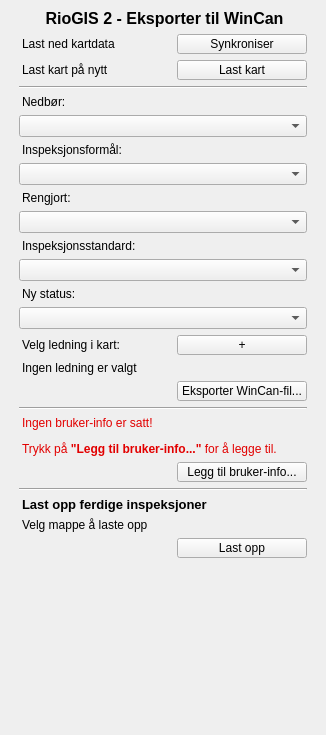
Before: the Qt Designer form riogisoffline/dialog/riogis_dockwidget.ui in vavpp/riogisoffline, drawn with Qt 5.
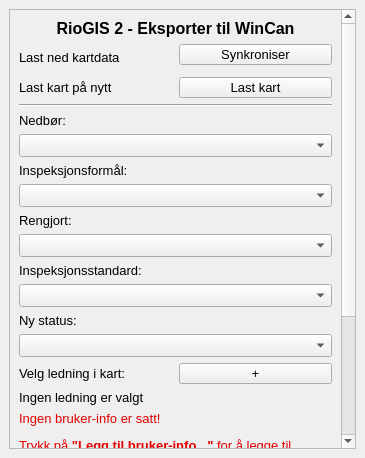
After: the same form once the commit is applied. Custom widgets are drawn as their Qt base class.

Commit message: Minor design and UX improvements

```diff
--- a/riogisoffline/dialog/riogis_dockwidget.ui
+++ b/riogisoffline/dialog/riogis_dockwidget.ui
@@ -6,13 +6,26 @@
    <rect>
     <x>0</x>
     <y>0</y>
-    <width>301</width>
-    <height>735</height>
+    <width>365</width>
+    <height>458</height>
    </rect>
   </property>
+  <property name="minimumSize">
+   <size>
+    <width>365</width>
+    <height>119</height>
+   </size>
+  </property>
+  <property name="maximumSize">
+   <size>
+    <width>524287</width>
+    <height>1250</height>
+   </size>
+  </property>
   <property name="styleSheet">
    <string notr="true">QWidget{
-	margin: 0 10px;
+	margin: 0;
+	font-size: 10pt;
 }
 QPushButton, QComboBox{
  	padding: 2px 4px;
@@ -22,136 +35,181 @@
    <string>gsDockWidget</string>
   </property>
   <widget class="QWidget" name="dockWidgetContents">
+   <layout class="QVBoxLayout" name="verticalLayout">
+    <item>
+     <widget class="QScrollArea" name="scrollArea">
+      <property name="horizontalScrollBarPolicy">
+       <enum>Qt::ScrollBarAsNeeded</enum>
+      </property>
+      <property name="widgetResizable">
+       <bool>true</bool>
+      </property>
+      <widget class="QWidget" name="scrollAreaWidgetContents_3">
+       <property name="geometry">
+        <rect>
+         <x>0</x>
+         <y>0</y>
+         <width>312</width>
+         <height>646</height>
+        </rect>
+       </property>
    <layout class="QGridLayout" name="gridLayout">
-    <item row="13" column="1" colspan="2">
-     <widget class="QLabel" name="lblSelectCleaned">
+        <item row="18" column="0">
+         <widget class="QLabel" name="label">
       <property name="text">
-       <string>Rengjort:</string>
+           <string>Velg ledning i kart:</string>
       </property>
      </widget>
     </item>
-    <item row="2" column="1" colspan="2">
-     <widget class="QLabel" name="label_6">
-      <property name="text">
-       <string>&lt;html&gt;&lt;head/&gt;&lt;body&gt;&lt;p align=&quot;center&quot;&gt;&lt;span style=&quot; font-size:12pt; font-weight:600;&quot;&gt;RioGIS 2 - Eksporter til WinCan&lt;/span&gt;&lt;/p&gt;&lt;/body&gt;&lt;/html&gt;</string>
+        <item row="4" column="0" colspan="2">
+         <widget class="Line" name="line_2">
+          <property name="orientation">
+           <enum>Qt::Horizontal</enum>
       </property>
      </widget>
     </item>
-    <item row="21" column="1" colspan="2">
+        <item row="27" column="0" colspan="2">
      <widget class="QLabel" name="textLedningValgt">
       <property name="text">
        <string>Ingen ledning er valgt</string>
       </property>
      </widget>
     </item>
-    <item row="26" column="1" colspan="2">
-     <widget class="QLabel" name="textBrukerInfo">
+        <item row="7" column="0" colspan="2">
+         <widget class="QLabel" name="lblSelectPurpose">
       <property name="text">
-       <string>&lt;html&gt;&lt;head/&gt;&lt;body&gt;&lt;p&gt;&lt;span style=&quot; color:#e20000;&quot;&gt;Ingen bruker-info er satt! &lt;/span&gt;&lt;/p&gt;&lt;p&gt;&lt;span style=&quot; color:#e20000;&quot;&gt;Trykk på &lt;/span&gt;&lt;span style=&quot; font-weight:600; color:#e20000;&quot;&gt;&amp;quot;Legg til bruker-info...&amp;quot;&lt;/span&gt;&lt;span style=&quot; color:#e20000;&quot;&gt; for å legge til. &lt;/span&gt;&lt;/p&gt;&lt;/body&gt;&lt;/html&gt;</string>
+           <string>Inspeksjonsformål:</string>
       </property>
      </widget>
     </item>
-    <item row="30" column="1">
+        <item row="18" column="1">
+         <widget class="QPushButton" name="btnSelectMapClick">
+          <property name="text">
+           <string>+</string>
+          </property>
+         </widget>
+        </item>
+        <item row="11" column="0" colspan="2">
+         <widget class="QLabel" name="lblSelectStandard">
+          <property name="text">
+           <string>Inspeksjonsstandard:</string>
+          </property>
+         </widget>
+        </item>
+        <item row="34" column="0" colspan="2">
+         <widget class="QLabel" name="label_7">
+          <property name="text">
+           <string>&lt;html&gt;&lt;head/&gt;&lt;body&gt;&lt;p align=&quot;left&quot;&gt;&lt;span style=&quot; font-size:10pt; font-weight:600;&quot;&gt;Last opp ferdige inspeksjoner&lt;/span&gt;&lt;/p&gt;&lt;/body&gt;&lt;/html&gt;</string>
+          </property>
+         </widget>
+        </item>
+        <item row="15" column="0" colspan="2">
+         <widget class="QComboBox" name="cmbSelectStatus"/>
+        </item>
+        <item row="1" column="1">
+         <widget class="QPushButton" name="btnSync">
+          <property name="text">
+           <string>Synkroniser</string>
+          </property>
+         </widget>
+        </item>
+        <item row="10" column="0" colspan="2">
+         <widget class="QComboBox" name="cmbSelectPrewashed"/>
+        </item>
+        <item row="13" column="0" colspan="2">
+         <widget class="QComboBox" name="cmbSelectStandard"/>
+        </item>
+        <item row="6" column="0" colspan="2">
+         <widget class="QComboBox" name="cmbSelectWeather"/>
+        </item>
+        <item row="35" column="0">
      <widget class="QLabel" name="label_5">
       <property name="text">
        <string>Velg mappe å laste opp</string>
       </property>
      </widget>
     </item>
-    <item row="7" column="2">
+        <item row="3" column="1">
      <widget class="QPushButton" name="btnReset">
       <property name="text">
        <string>Last kart</string>
       </property>
      </widget>
     </item>
-    <item row="19" column="2">
-     <widget class="QPushButton" name="btnSelectMapClick">
+        <item row="1" column="0" rowspan="2">
+         <widget class="QLabel" name="label_3">
       <property name="text">
-       <string>+</string>
+           <string>Last ned kartdata</string>
       </property>
      </widget>
     </item>
-    <item row="30" column="2">
+        <item row="28" column="0" colspan="2">
+         <widget class="QLabel" name="textBrukerInfo">
+          <property name="text">
+           <string>&lt;html&gt;&lt;head/&gt;&lt;body&gt;&lt;p&gt;&lt;span style=&quot; color:#e20000;&quot;&gt;Ingen bruker-info er satt! &lt;/span&gt;&lt;/p&gt;&lt;p&gt;&lt;span style=&quot; color:#e20000;&quot;&gt;Trykk på &lt;/span&gt;&lt;span style=&quot; font-weight:600; color:#e20000;&quot;&gt;&amp;quot;Legg til bruker-info...&amp;quot;&lt;/span&gt;&lt;span style=&quot; color:#e20000;&quot;&gt; for å legge til. &lt;/span&gt;&lt;/p&gt;&lt;/body&gt;&lt;/html&gt;</string>
+          </property>
+         </widget>
+        </item>
+        <item row="29" column="0" colspan="2">
+         <widget class="QPushButton" name="btnEksport">
+          <property name="text">
+           <string>Eksporter WinCan-fil...</string>
+          </property>
+         </widget>
+        </item>
+        <item row="31" column="0" colspan="2">
+         <widget class="QPushButton" name="btnSelectSettingsFile">
+          <property name="text">
+           <string>Legg til bruker-info...</string>
+          </property>
+         </widget>
+        </item>
+        <item row="35" column="1">
      <widget class="QgsFileWidget" name="selectUploadDir">
       <property name="storageMode">
        <enum>QgsFileWidget::GetDirectory</enum>
       </property>
      </widget>
     </item>
-    <item row="27" column="2">
-     <widget class="QPushButton" name="btnSelectSettingsFile">
-      <property name="text">
-       <string>Legg til bruker-info...</string>
-      </property>
-     </widget>
-    </item>
-    <item row="11" column="1" colspan="2">
-     <widget class="QLabel" name="lblSelectPurpose">
-      <property name="text">
-       <string>Inspeksjonsformål:</string>
-      </property>
-     </widget>
-    </item>
-    <item row="8" column="1" colspan="2">
-     <widget class="Line" name="line_2">
-      <property name="orientation">
-       <enum>Qt::Horizontal</enum>
-      </property>
-     </widget>
-    </item>
-    <item row="16" column="1" colspan="2">
-     <widget class="QComboBox" name="cmbSelectStandard"/>
-    </item>
-    <item row="12" column="1" colspan="2">
-     <widget class="QComboBox" name="cmbSelectPurpose"/>
-    </item>
-    <item row="9" column="1" colspan="2">
+        <item row="5" column="0" colspan="2">
      <widget class="QLabel" name="lblSelectWeather">
       <property name="text">
        <string>Nedbør:</string>
       </property>
      </widget>
     </item>
-    <item row="15" column="1" colspan="2">
-     <widget class="QLabel" name="lblSelectStandard">
-      <property name="text">
-       <string>Inspeksjonsstandard:</string>
-      </property>
-     </widget>
-    </item>
-    <item row="18" column="1" colspan="2">
-     <widget class="QComboBox" name="cmbSelectStatus"/>
-    </item>
-    <item row="7" column="1">
+        <item row="8" column="0" colspan="2">
+         <widget class="QComboBox" name="cmbSelectPurpose"/>
+        </item>
+        <item row="3" column="0">
      <widget class="QLabel" name="label_4">
       <property name="text">
        <string>Last kart på nytt</string>
       </property>
      </widget>
     </item>
-    <item row="28" column="1" colspan="2">
+        <item row="0" column="0" colspan="2">
+         <widget class="QLabel" name="label_6">
+          <property name="text">
+           <string>&lt;html&gt;&lt;head/&gt;&lt;body&gt;&lt;p align=&quot;center&quot;&gt;&lt;span style=&quot; font-size:12pt; font-weight:600;&quot;&gt;RioGIS 2 - Eksporter til WinCan&lt;/span&gt;&lt;/p&gt;&lt;/body&gt;&lt;/html&gt;</string>
+          </property>
+         </widget>
+        </item>
+        <item row="30" column="0" colspan="2">
+         <widget class="Line" name="line">
+          <property name="orientation">
+           <enum>Qt::Horizontal</enum>
+          </property>
+         </widget>
+        </item>
+        <item row="33" column="0" colspan="2">
      <widget class="Line" name="line_3">
       <property name="orientation">
        <enum>Qt::Horizontal</enum>
       </property>
      </widget>
     </item>
-    <item row="6" column="2">
-     <widget class="QPushButton" name="btnSync">
-      <property name="text">
-       <string>Synkroniser</string>
-      </property>
-     </widget>
-    </item>
-    <item row="19" column="1">
-     <widget class="QLabel" name="label">
-      <property name="text">
-       <string>Velg ledning i kart:</string>
-      </property>
-     </widget>
-    </item>
-    <item row="32" column="1">
+        <item row="39" column="1">
      <spacer name="verticalSpacer">
       <property name="orientation">
        <enum>Qt::Vertical</enum>
@@ -164,41 +222,28 @@
       </property>
      </spacer>
     </item>
-    <item row="17" column="1" colspan="2">
+        <item row="14" column="0" colspan="2">
      <widget class="QLabel" name="label_2">
       <property name="text">
        <string>Ny status:</string>
       </property>
      </widget>
     </item>
-    <item row="10" column="1" colspan="2">
-     <widget class="QComboBox" name="cmbSelectWeather"/>
-    </item>
-    <item row="31" column="2">
+        <item row="38" column="1">
      <widget class="QPushButton" name="btnUpload">
       <property name="text">
        <string>Last opp</string>
       </property>
      </widget>
     </item>
-    <item row="22" column="2">
-     <widget class="QPushButton" name="btnEksport">
+        <item row="9" column="0" colspan="2">
+         <widget class="QLabel" name="lblSelectCleaned">
       <property name="text">
-       <string>Eksporter WinCan-fil...</string>
+           <string>Rengjort:</string>
       </property>
      </widget>
     </item>
-    <item row="14" column="1" colspan="2">
-     <widget class="QComboBox" name="cmbSelectPrewashed"/>
-    </item>
-    <item row="24" column="1" colspan="2">
-     <widget class="Line" name="line">
-      <property name="orientation">
-       <enum>Qt::Horizontal</enum>
-      </property>
-     </widget>
-    </item>
-    <item row="32" column="2">
+        <item row="40" column="0" colspan="2">
      <spacer name="horizontalSpacer">
       <property name="orientation">
        <enum>Qt::Horizontal</enum>
@@ -211,18 +256,8 @@
       </property>
      </spacer>
     </item>
-    <item row="6" column="1">
-     <widget class="QLabel" name="label_3">
-      <property name="text">
-       <string>Last ned kartdata</string>
-      </property>
-     </widget>
-    </item>
-    <item row="29" column="1" colspan="2">
-     <widget class="QLabel" name="label_7">
-      <property name="text">
-       <string>&lt;html&gt;&lt;head/&gt;&lt;body&gt;&lt;p align=&quot;left&quot;&gt;&lt;span style=&quot; font-size:10pt; font-weight:600;&quot;&gt;Last opp ferdige inspeksjoner&lt;/span&gt;&lt;/p&gt;&lt;/body&gt;&lt;/html&gt;</string>
-      </property>
+       </layout>
+      </widget>
      </widget>
     </item>
    </layout>
```
Lines whose indentation alone changed are shown as unchanged. The commit also changes 6 other files.
